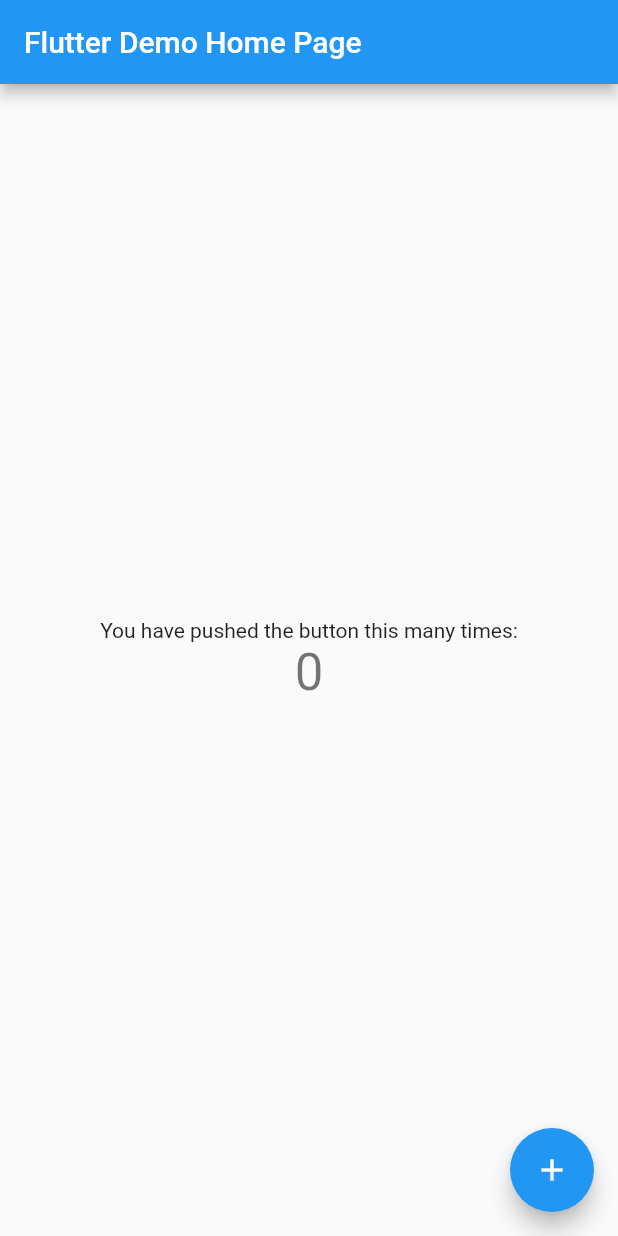
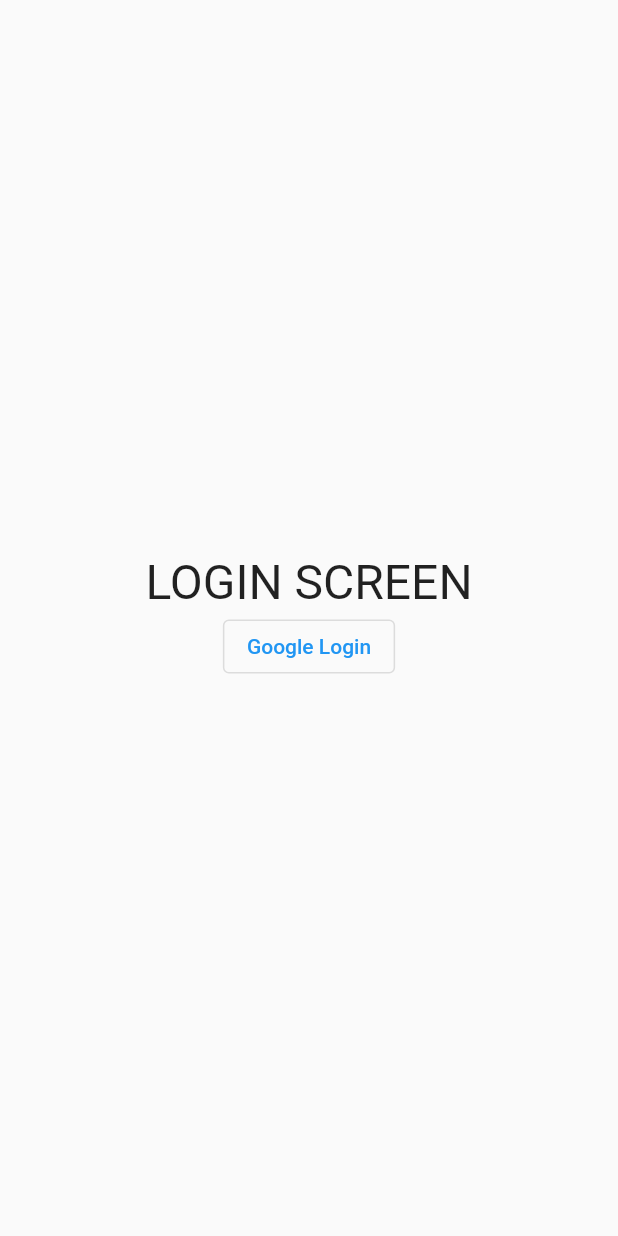
Before and after one commit to OxAN0N/vary-recycle, a Flutter app: the screen it shows after launch, on a phone screen of 412 x 824 dp. Run offline on Flutter 3.47's test engine with Material 2 defaults, Android fonts, the phone set to English and light mode, and no system bars; our stand-ins replace camera, firebase_auth, firebase_core, google_sign_in; accounts and stored records are empty.

```diff
--- a/lib/main.dart
+++ b/lib/main.dart
@@ -1,115 +1,39 @@
+import 'package:firebase_auth/firebase_auth.dart';
 import 'package:flutter/material.dart';
 
-void main() {
+import 'package:firebase_core/firebase_core.dart';
+import 'package:vary_recycle/screen/home_screen.dart';
+import 'package:vary_recycle/screen/login_screen.dart';
+import 'firebase_options.dart';
+
+// import 'package:camera/camera.dart';
+// import 'package:path_provider/path_provider.dart';
+// import 'package:path/path.dart';
+
+void main() async {
+  WidgetsFlutterBinding.ensureInitialized();
+  await Firebase.initializeApp(
+    options: DefaultFirebaseOptions.currentPlatform,
+  );
   runApp(const MyApp());
 }
 
 class MyApp extends StatelessWidget {
   const MyApp({super.key});
-
   // This widget is the root of your application.
   @override
   Widget build(BuildContext context) {
     return MaterialApp(
-      title: 'Flutter Demo',
-      theme: ThemeData(
-        // This is the theme of your application.
-        //
-        // Try running your application with "flutter run". You'll see the
-        // application has a blue toolbar. Then, without quitting the app, try
-        // changing the primarySwatch below to Colors.green and then invoke
-        // "hot reload" (press "r" in the console where you ran "flutter run",
-        // or simply save your changes to "hot reload" in a Flutter IDE).
-        // Notice that the counter didn't reset back to zero; the application
-        // is not restarted.
-        primarySwatch: Colors.blue,
+      home: StreamBuilder(
+        stream: FirebaseAuth.instance.authStateChanges(),
+        builder: (BuildContext _, AsyncSnapshot<User?> user) {
+          if (user.hasData) {
+            return const HomeScreen();
+          } else {
+            return const LoginScreen();
+          }
+        },
       ),
-      home: const MyHomePage(title: 'Flutter Demo Home Page'),
     );
   }
 }
-
-class MyHomePage extends StatefulWidget {
-  const MyHomePage({super.key, required this.title});
-
-  // This widget is the home page of your application. It is stateful, meaning
-  // that it has a State object (defined below) that contains fields that affect
-  // how it looks.
-
-  // This class is the configuration for the state. It holds the values (in this
-  // case the title) provided by the parent (in this case the App widget) and
-  // used by the build method of the State. Fields in a Widget subclass are
-  // always marked "final".
-
-  final String title;
-
-  @override
-  State<MyHomePage> createState() => _MyHomePageState();
-}
-
-class _MyHomePageState extends State<MyHomePage> {
-  int _counter = 0;
-
-  void _incrementCounter() {
-    setState(() {
-      // This call to setState tells the Flutter framework that something has
-      // changed in this State, which causes it to rerun the build method below
-      // so that the display can reflect the updated values. If we changed
-      // _counter without calling setState(), then the build method would not be
-      // called again, and so nothing would appear to happen.
-      _counter++;
-    });
-  }
-
-  @override
-  Widget build(BuildContext context) {
-    // This method is rerun every time setState is called, for instance as done
-    // by the _incrementCounter method above.
-    //
-    // The Flutter framework has been optimized to make rerunning build methods
-    // fast, so that you can just rebuild anything that needs updating rather
-    // than having to individually change instances of widgets.
-    return Scaffold(
-      appBar: AppBar(
-        // Here we take the value from the MyHomePage object that was created by
-        // the App.build method, and use it to set our appbar title.
-        title: Text(widget.title),
-      ),
-      body: Center(
-        // Center is a layout widget. It takes a single child and positions it
-        // in the middle of the parent.
-        child: Column(
-          // Column is also a layout widget. It takes a list of children and
-          // arranges them vertically. By default, it sizes itself to fit its
-          // children horizontally, and tries to be as tall as its parent.
-          //
-          // Invoke "debug painting" (press "p" in the console, choose the
-          // "Toggle Debug Paint" action from the Flutter Inspector in Android
-          // Studio, or the "Toggle Debug Paint" command in Visual Studio Code)
-          // to see the wireframe for each widget.
-          //
-          // Column has various properties to control how it sizes itself and
-          // how it positions its children. Here we use mainAxisAlignment to
-          // center the children vertically; the main axis here is the vertical
-          // axis because Columns are vertical (the cross axis would be
-          // horizontal).
-          mainAxisAlignment: MainAxisAlignment.center,
-          children: <Widget>[
-            const Text(
-              'You have pushed the button this many times:',
-            ),
-            Text(
-              '$_counter',
-              style: Theme.of(context).textTheme.headline4,
-            ),
-          ],
-        ),
-      ),
-      floatingActionButton: FloatingActionButton(
-        onPressed: _incrementCounter,
-        tooltip: 'Increment',
-        child: const Icon(Icons.add),
-      ), // This trailing comma makes auto-formatting nicer for build methods.
-    );
-  }
-}
--- /dev/null
+++ b/lib/screen/login_screen.dart
@@ -0,0 +1,27 @@
+import 'package:flutter/material.dart';
+import 'package:vary_recycle/widgets/google_login_widget.dart';
+
+class LoginScreen extends StatelessWidget {
+  const LoginScreen({super.key});
+
+  @override
+  Widget build(BuildContext context) {
+    return Scaffold(
+      body: Row(
+        mainAxisAlignment: MainAxisAlignment.center,
+        children: [
+          Column(
+            mainAxisAlignment: MainAxisAlignment.center,
+            children: const [
+              Text(
+                'LOGIN SCREEN',
+                style: TextStyle(fontSize: 32),
+              ),
+              GoogleLogin(),
+            ],
+          ),
+        ],
+      ),
+    );
+  }
+}
--- /dev/null
+++ b/lib/widgets/google_login_widget.dart
@@ -0,0 +1,33 @@
+import 'package:firebase_auth/firebase_auth.dart';
+import 'package:flutter/material.dart';
+import 'package:google_sign_in/google_sign_in.dart';
+
+class GoogleLogin extends StatelessWidget {
+  const GoogleLogin({Key? key}) : super(key: key);
+
+  Future<UserCredential> signInWithGoogle() async {
+    // Trigger the authentication flow
+    final GoogleSignInAccount? googleUser = await GoogleSignIn().signIn();
+
+    // Obtain the auth details from the request
+    final GoogleSignInAuthentication? googleAuth =
+        await googleUser?.authentication;
+
+    // Create a new credential
+    final credential = GoogleAuthProvider.credential(
+      accessToken: googleAuth?.accessToken,
+      idToken: googleAuth?.idToken,
+    );
+
+    // Once signed in, return the UserCredential
+    return await FirebaseAuth.instance.signInWithCredential(credential);
+  }
+
+  @override
+  Widget build(BuildContext context) {
+    return OutlinedButton(
+      onPressed: signInWithGoogle,
+      child: const Text("Google Login"),
+    );
+  }
+}
--- a/pubspec.yaml
+++ b/pubspec.yaml
@@ -36,6 +36,12 @@
   # The following adds the Cupertino Icons font to your application.
   # Use with the CupertinoIcons class for iOS style icons.
   cupertino_icons: ^1.0.2
+  firebase_core: ^2.4.1
+  firebase_auth: ^4.2.5
+  google_sign_in: ^5.4.3
+  camera: ^0.10.2+1
+  path_provider: ^2.0.11
+  path: ^1.8.2
 
 dev_dependencies:
   flutter_test:
```
Also changed, not shown: lib/screen/home_screen.dart (added, +51 -0 lines), lib/widgets/camera_widget.dart (added, +115 -0 lines), lib/firebase_options.dart (added), pubspec.lock, 8 other files.
